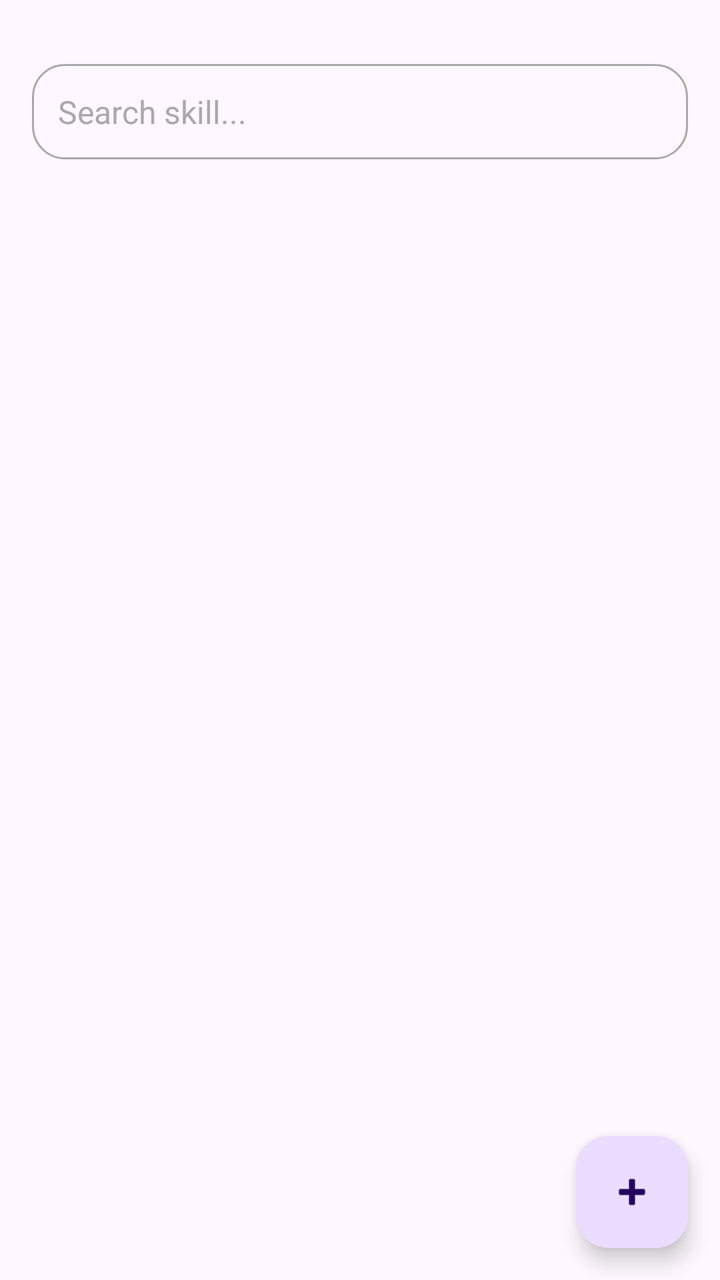
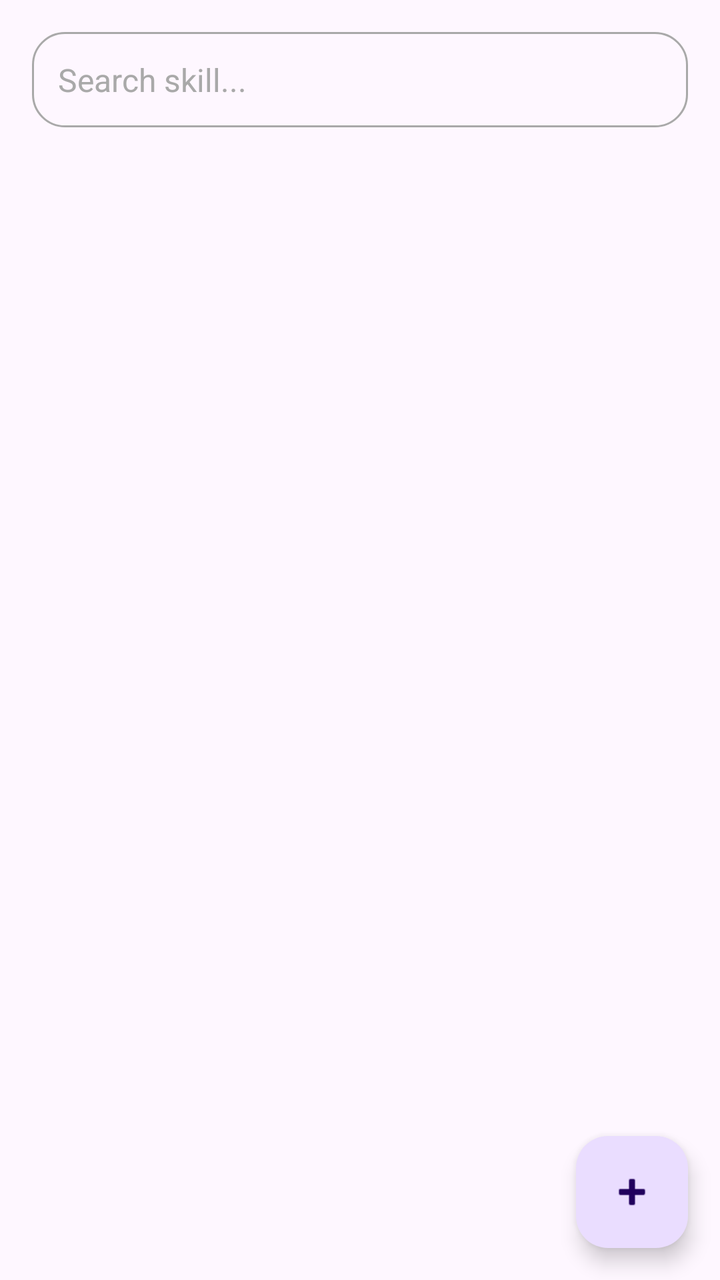

Screens rendered from an Android XML layout before and after an edit, with the pre-edit source and the edit as a unified diff.
<!-- AndroidManifest.xml: application theme Theme.Measurable -->
<!-- res/layout/fragment_first.xml -->
<?xml version="1.0" encoding="utf-8"?>
<RelativeLayout xmlns:android="http://schemas.android.com/apk/res/android"
    xmlns:app="http://schemas.android.com/apk/res-auto"
    xmlns:tools="http://schemas.android.com/tools"
    android:layout_width="match_parent"
    android:layout_height="match_parent"
    tools:context=".FirstFragment">

    <androidx.core.widget.NestedScrollView
        android:layout_width="match_parent"
        android:layout_height="match_parent"
        android:layout_above="@+id/button">

        <LinearLayout
            android:layout_width="match_parent"
            android:layout_height="wrap_content"
            android:orientation="vertical"
            android:padding="16dp">

            <EditText
                android:id="@+id/edit_text_search"
                android:layout_width="match_parent"
                android:layout_height="wrap_content"
                android:layout_marginTop="16dp"
                android:hint="@string/search_skill_placeholder"
                android:background="@drawable/edit_text_background"
                android:padding="13dp"
                android:maxLength="255"
                android:textColorHint="#A9A9A9"
                android:textSize="16sp"
                android:inputType="text"
                android:importantForAutofill="no" />

            
        </LinearLayout>
    </androidx.core.widget.NestedScrollView>


    <com.google.android.material.floatingactionbutton.FloatingActionButton
        android:id="@+id/fab"
        android:layout_width="wrap_content"
        android:layout_height="wrap_content"
        android:layout_alignParentEnd="true"
        android:layout_alignParentBottom="true"
        android:layout_marginEnd="16dp"
        android:layout_marginBottom="16dp"
        app:srcCompat="@android:drawable/ic_input_add" />

</RelativeLayout>
<!-- resources referenced by this layout -->
<resources>
  <!-- drawable edit_text_background (drawable) -->
  <shape xmlns:android="http://schemas.android.com/apk/res/android">
  
      <corners android:radius="16dp"/>
      <stroke
          android:width="1dp"
          android:color="#A9A9A9"/>
  </shape>
  <string name="search_skill_placeholder">Search skill...</string>
  <style name="Theme.Measurable" parent="Base.Theme.Measurable" />
  <style name="Base.Theme.Measurable" parent="Theme.Material3.DayNight.NoActionBar">
          
          
      </style>
</resources>

<!-- the commit's change to res/layout/fragment_first.xml (unified diff, before → after) -->
@@ -6,34 +6,38 @@
     android:layout_height="match_parent"
     tools:context=".FirstFragment">
 
-    <androidx.core.widget.NestedScrollView
+    <EditText
+        android:id="@+id/edit_text_search"
         android:layout_width="match_parent"
-        android:layout_height="match_parent"
-        android:layout_above="@+id/button">
+        android:layout_height="wrap_content"
+        android:layout_marginTop="16dp"
+        android:hint="@string/search_skill_placeholder"
+        android:background="@drawable/edit_text_background"
+        android:padding="13dp"
+        android:maxLength="255"
+        android:textColorHint="#A9A9A9"
+        android:textSize="16sp"
+        android:inputType="text"
+        android:importantForAutofill="no"
+        android:layout_margin="16dp"/>
 
-        <LinearLayout
+
+    <LinearLayout
+        android:layout_width="match_parent"
+        android:layout_height="wrap_content"
+        android:layout_below="@+id/edit_text_search"
+        android:orientation="vertical"
+        android:padding="16dp">
+
+
+        <androidx.recyclerview.widget.RecyclerView
+            android:id="@+id/recyclerview_metrics"
             android:layout_width="match_parent"
-            android:layout_height="wrap_content"
-            android:orientation="vertical"
-            android:padding="16dp">
+            android:layout_height="wrap_content"/>
 
-            <EditText
-                android:id="@+id/edit_text_search"
-                android:layout_width="match_parent"
-                android:layout_height="wrap_content"
-                android:layout_marginTop="16dp"
-                android:hint="@string/search_skill_placeholder"
-                android:background="@drawable/edit_text_background"
-                android:padding="13dp"
-                android:maxLength="255"
-                android:textColorHint="#A9A9A9"
-                android:textSize="16sp"
-                android:inputType="text"
-                android:importantForAutofill="no" />
 
-            
-        </LinearLayout>
-    </androidx.core.widget.NestedScrollView>
+    </LinearLayout>
+
 
 
     <com.google.android.material.floatingactionbutton.FloatingActionButton
